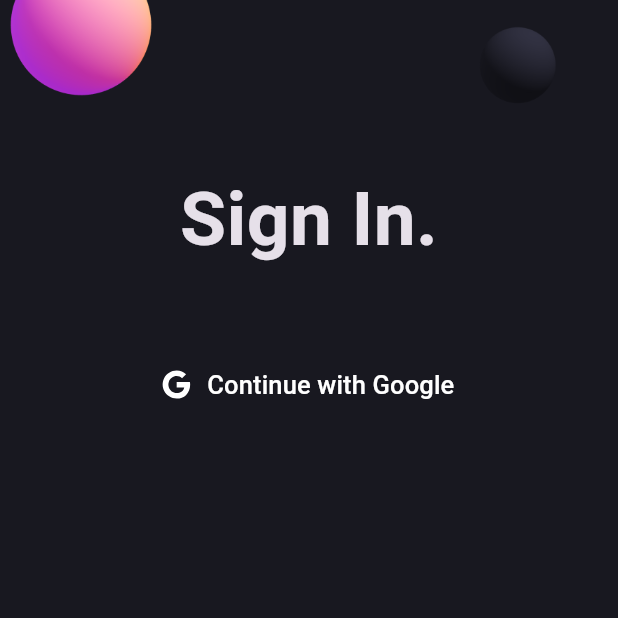
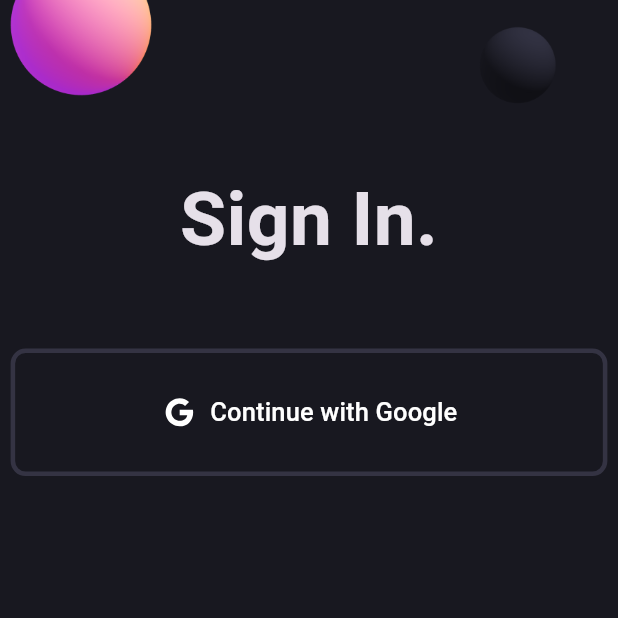
Before and after one commit to Apoorva-Saxena-hub/Login_screen_ui, a Flutter app: the screen it shows after launch, on a phone screen of 412 x 824 dp, the top half of it. Run offline on Flutter 3.47's test engine with Material 3 defaults, Android fonts, the phone set to English and light mode, and no system bars; our stand-ins replace flutter_svg.

Commit message:
adding changes in the border

```diff
--- a/lib/widgets/social_button.dart
+++ b/lib/widgets/social_button.dart
@@ -16,6 +16,13 @@ class SocialButton extends StatelessWidget {
         label,
         style: const TextStyle(color: Pallete.whiteColor, fontSize: 17),
       ),
+      style: TextButton.styleFrom(
+        padding: EdgeInsets.symmetric(vertical: 30, horizontal: 100),
+        shape: RoundedRectangleBorder(
+          side: const BorderSide(color: Pallete.borderColor, width: 3),
+          borderRadius: BorderRadiusGeometry.circular(10),
+        ),
+      ),
     );
   }
 }
```
